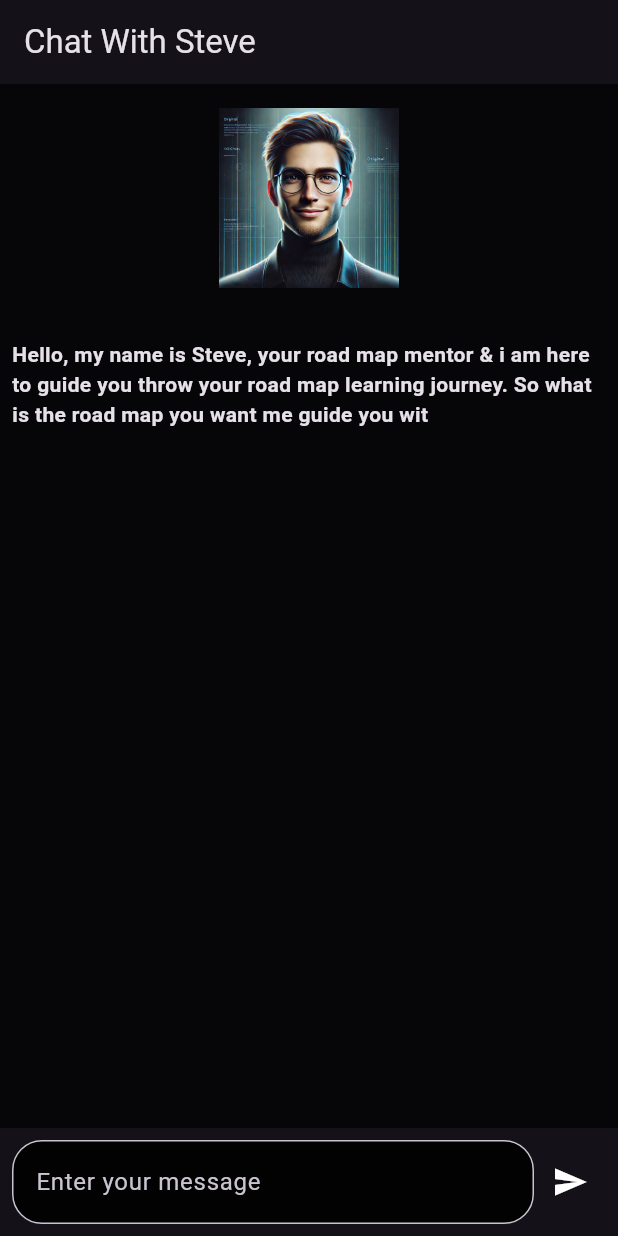
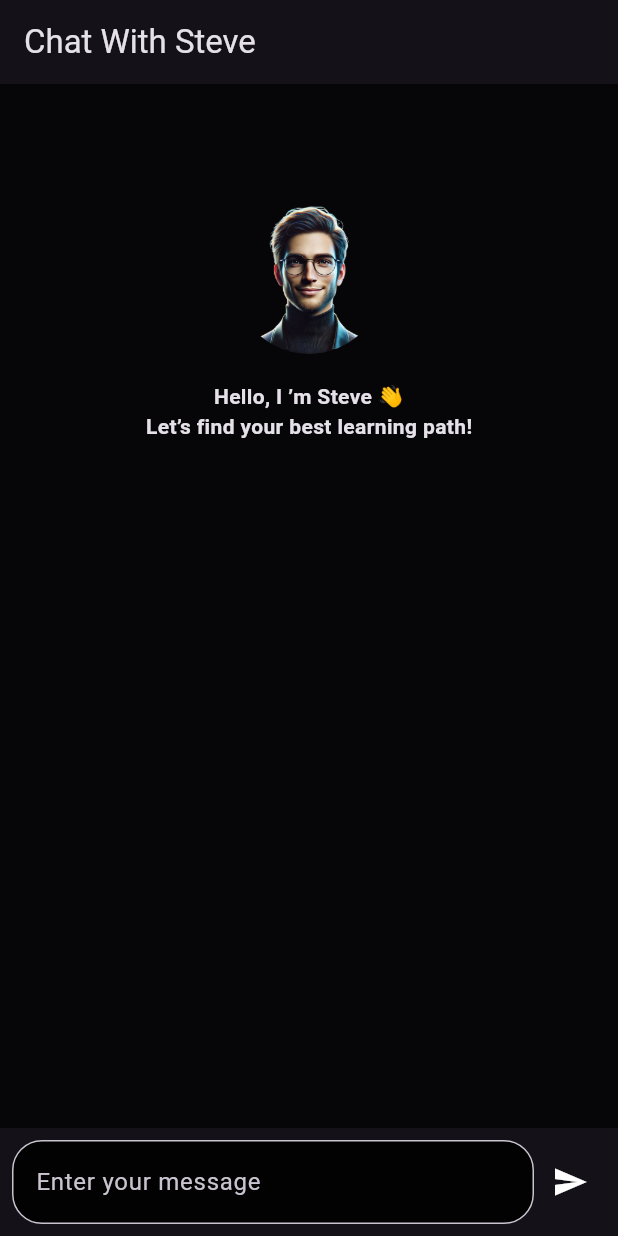
Before and after one commit to Graduation-Team-Org/Mentor-AI-Repo, a Flutter app: the screen it shows after launch, on a phone screen of 412 x 824 dp. Run offline on Flutter 3.47's test engine with Material 3 defaults, Android fonts, the phone set to English and light mode, and no system bars; our stand-ins replace bloc, dartz, dio, flutter_bloc, flutter_dotenv, flutter_markdown and 5 more; network calls fail.

Commit message:
adding steve say hi widget

```diff
--- a/lib/core/features/reaom_map/presentation/widgets/chat_body_list_view.dart
+++ b/lib/core/features/reaom_map/presentation/widgets/chat_body_list_view.dart
@@ -5,6 +5,7 @@ import 'package:road_map_mentor/core/features/reaom_map/data/models/chat_message
 import 'package:road_map_mentor/core/features/reaom_map/data/repos/road_map_repos_imp.dart';
 import 'package:road_map_mentor/core/features/reaom_map/presentation/widgets/animated_text_widget.dart';
 import 'package:road_map_mentor/core/features/reaom_map/presentation/widgets/respnse_widget.dart';
+import 'package:road_map_mentor/core/features/reaom_map/presentation/widgets/steve_say_hi.dart';
 import 'package:road_map_mentor/core/features/reaom_map/presentation/widgets/typing_animation.dart';
 import 'package:shared_preferences/shared_preferences.dart';
 
@@ -52,30 +53,7 @@ class _ChatBodyListViewState extends State<ChatBodyListView> {
         return ListView(
           controller: widget.scrollController,
           children: [
-            Padding(
-              padding: const EdgeInsets.all(16),
-              child: ClipRRect(
-                borderRadius: BorderRadius.circular(50),
-                child: Image.asset(
-                  'assets/images/steve.jpg',
-                  width: 120,
-                  height: 120,
-                ),
-              ),
-            ),
-            const SizedBox(height: 10),
-            Container(
-              decoration: BoxDecoration(
-                borderRadius: BorderRadius.circular(20),
-              ),
-              child: const Padding(
-                padding: EdgeInsets.all(8.0),
-                child: AnimatedTextWidget(
-                  response:
-                      'Hello, my name is Steve, your road map mentor & i am here to guide you throw your road map learning journey. So what is the road map you want me guide you with ?\nFeel free to ask about any thing 😃',
-                ),
-              ),
-            ),
+            const SteveSayHi(),
             // Show all messages
             ...messages.map(
               (message) => Padding(
--- /dev/null
+++ b/lib/core/features/reaom_map/presentation/widgets/steve_say_hi.dart
@@ -0,0 +1,51 @@
+import 'package:flutter/material.dart';
+import 'package:road_map_mentor/core/features/reaom_map/presentation/widgets/animated_text_widget.dart';
+
+class SteveSayHi extends StatelessWidget {
+  const SteveSayHi({
+    super.key,
+  });
+
+  @override
+  Widget build(BuildContext context) {
+    return Column(
+      children: [
+        Padding(
+          padding: const EdgeInsets.only(top: 80),
+          child: ClipRRect(
+            borderRadius: BorderRadius.circular(50),
+            child: Image.asset(
+              'assets/images/steve.png',
+              fit: BoxFit.cover,
+              width: 100,
+              height: 100,
+            ),
+          ),
+        ),
+        const SizedBox(height: 10),
+        Container(
+          decoration: BoxDecoration(
+            borderRadius: BorderRadius.circular(20),
+          ),
+          child: const Padding(
+            padding: EdgeInsets.all(8.0),
+            child: Column(
+              children: [
+                Center(
+                  child: AnimatedTextWidget(
+                    response: 'Hello, I ’m Steve 👋',
+                  ),
+                ),
+                Center(
+                  child: AnimatedTextWidget(
+                    response: 'Let’s find your best learning path!',
+                  ),
+                ),
+              ],
+            ),
+          ),
+        ),
+      ],
+    );
+  }
+}
--- a/lib/main.dart
+++ b/lib/main.dart
@@ -15,7 +15,6 @@ class MyApp extends StatelessWidget {
   @override
   Widget build(BuildContext context) {
     return MaterialApp.router(
-
       routerConfig: AppRouter.router,
       debugShowCheckedModeBanner: false,
       theme: ThemeData.dark(),
```
Also changed, not shown: lib/core/features/reaom_map/domain/repositories/road_map_repos.dart (+122 -122 lines), assets/images/steve.png (added).
